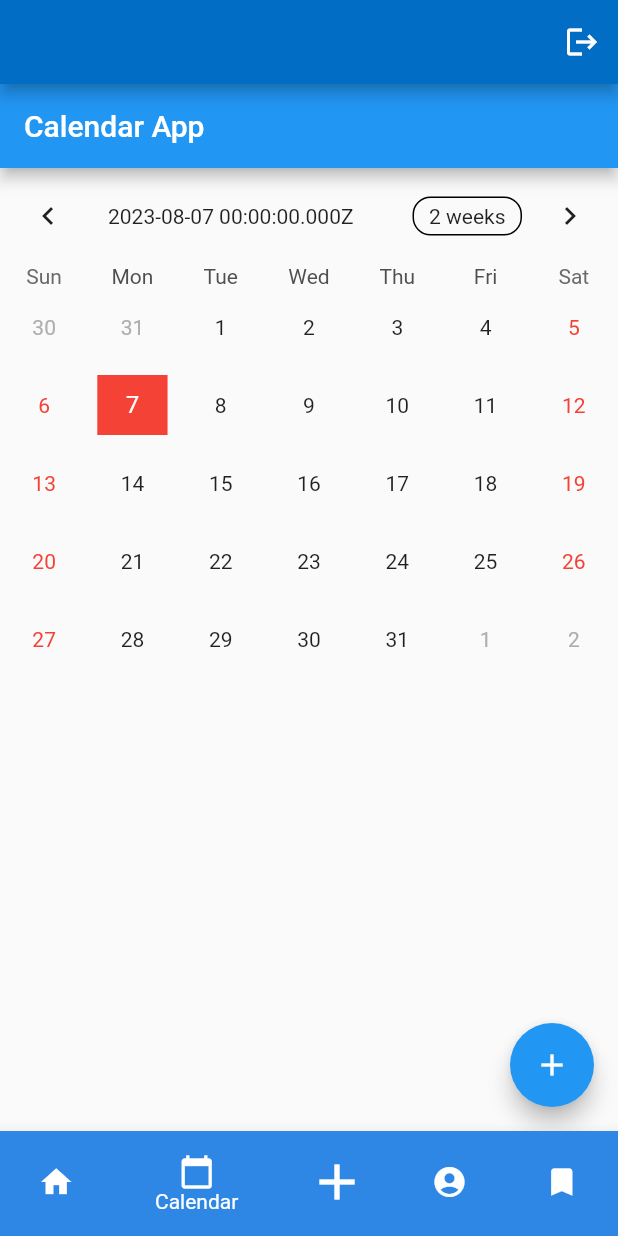
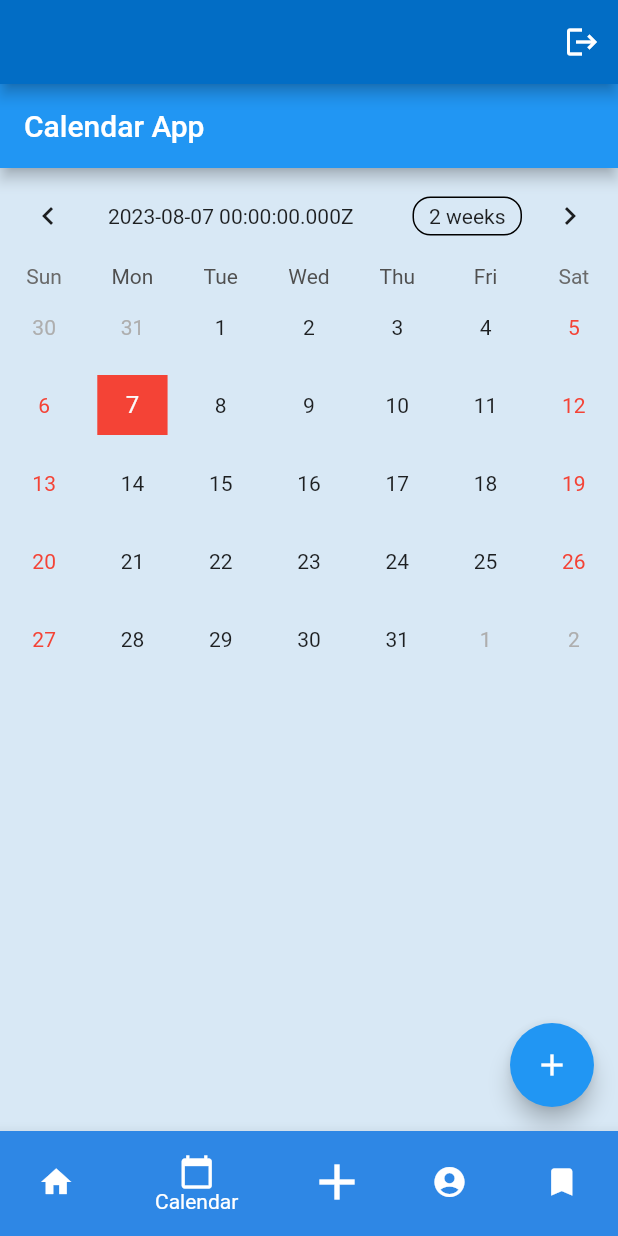
Before and after one commit to 8maziar/who-is-doing-the-dishes-app, a Flutter app: the screen it shows once a user with an empty profile is signed in, item 2 of the bottom bar chosen, on a phone screen of 412 x 824 dp. Run offline on Flutter 3.47's test engine with Material 2 defaults, Android fonts, the phone set to English and light mode, and no system bars; drawn by our look-alikes of table_calendar; our stand-ins replace cloud_firestore, date_field, firebase_auth, firebase_core, firebase_messaging, google_sign_in; accounts and stored records are empty.

Commit message:
styling complete for all pages

```diff
--- a/lib/main.dart
+++ b/lib/main.dart
@@ -26,6 +26,7 @@ class MyApp extends StatelessWidget {
     return MaterialApp(
         debugShowCheckedModeBanner: false,
         home: AuthPage(),
+        theme: ThemeData(scaffoldBackgroundColor: Color.fromARGB(255, 216, 232, 245),)
       );
   }
 }
--- a/lib/pages/account_page.dart
+++ b/lib/pages/account_page.dart
@@ -8,7 +8,7 @@ class AccountPage extends StatelessWidget {
     final User? user = FirebaseAuth.instance.currentUser;
 
     return Scaffold(
-      backgroundColor: Colors.white,
+      backgroundColor: Color.fromARGB(255, 216, 232, 245),
       appBar: AppBar(
         title: Text('Account'),
       ),
--- a/lib/pages/calendar/new_calendar.dart
+++ b/lib/pages/calendar/new_calendar.dart
@@ -74,7 +74,9 @@ class _Calendar extends State<Calendar> {
   Widget build(BuildContext context) {
     return Scaffold(
       appBar: AppBar(title: const Text('Calendar App')),
-      body: ListView(
+      body: Container(
+        color: Color.fromARGB(255, 216, 232, 245),
+        child: ListView(
           children: [
             TableCalendar(
               eventLoader: _getEventsForTheDay,
@@ -171,6 +173,7 @@ class _Calendar extends State<Calendar> {
             ),
           ],
         ),
+      ),
       floatingActionButton: FloatingActionButton(
         onPressed: () async {
           final result = await Navigator.push<bool>(
```
Also changed, not shown: lib/pages/home_page.dart (+20 -5 lines). Lines whose indentation alone changed are shown as unchanged.
